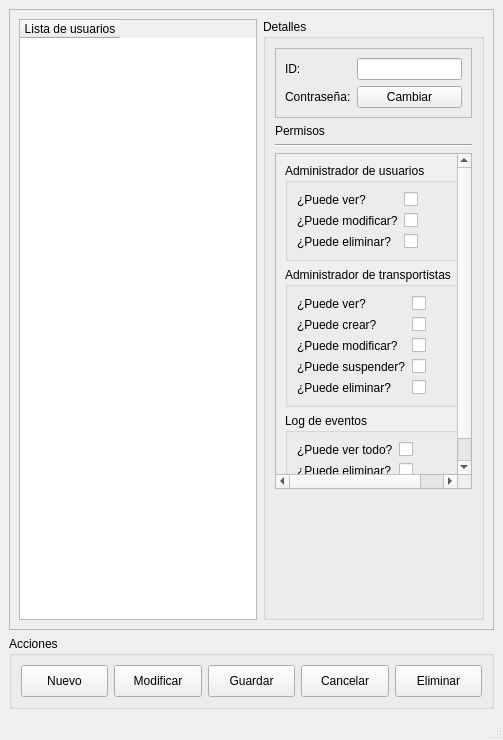
Before: the Qt Designer form transporte_ucv_harvester/usersmanager.ui in BlastDV/compusciens-ucv-transporte-harvester, drawn with Qt 5.
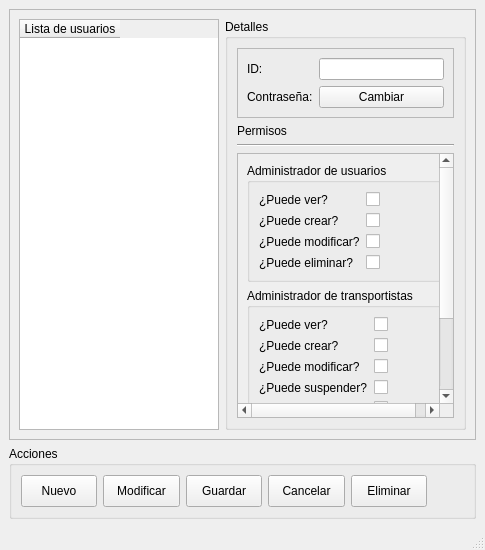
After: the same form once the commit is applied. Icons and pictures are not drawn.

Commit message:
Añadida una mayor funcionalidad a UsersManager:
-Ahora se pueden consultar los datos de todos los usuarios.
-Queda pendiente programar correctamente la permisologia del modulo y todo lo referente a la mecanica de modificar, eliminar y crear
-Aspectos visuales, como de costumbre, pendientes

Se han hecho cambios en el campo de "permisos" de la tabla "usuario" en la BD. Esto con el fin de que admita mas permisos. Ademas, se volvio a definir su estructura (orden).
-Aun quedan algunos cambios que hacer en ese apartado.

```diff
--- a/transporte_ucv_harvester/usersmanager.ui
+++ b/transporte_ucv_harvester/usersmanager.ui
@@ -6,10 +6,22 @@
    <rect>
     <x>0</x>
     <y>0</y>
-    <width>503</width>
-    <height>740</height>
+    <width>485</width>
+    <height>550</height>
    </rect>
   </property>
+  <property name="minimumSize">
+   <size>
+    <width>485</width>
+    <height>550</height>
+   </size>
+  </property>
+  <property name="maximumSize">
+   <size>
+    <width>485</width>
+    <height>550</height>
+   </size>
+  </property>
   <property name="windowTitle">
    <string>MainWindow</string>
   </property>
@@ -26,6 +38,18 @@
       <layout class="QHBoxLayout" name="horizontalLayout">
        <item>
         <widget class="QTableWidget" name="UsersList">
+         <property name="sizePolicy">
+          <sizepolicy hsizetype="Fixed" vsizetype="Expanding">
+           <horstretch>0</horstretch>
+           <verstretch>0</verstretch>
+          </sizepolicy>
+         </property>
+         <property name="maximumSize">
+          <size>
+           <width>200</width>
+           <height>16777215</height>
+          </size>
+         </property>
          <column>
           <property name="text">
            <string>Lista de usuarios</string>
@@ -56,7 +80,11 @@
               </widget>
              </item>
              <item row="0" column="1">
-              <widget class="QLineEdit" name="IDInput"/>
+              <widget class="QLineEdit" name="IDInput">
+               <property name="readOnly">
+                <bool>true</bool>
+               </property>
+              </widget>
              </item>
              <item row="1" column="0">
               <widget class="QLabel" name="PasswordLabel">
@@ -91,6 +119,12 @@
           </item>
           <item>
            <widget class="QScrollArea" name="PermissionsArea">
+            <property name="sizePolicy">
+             <sizepolicy hsizetype="Expanding" vsizetype="Expanding">
+              <horstretch>0</horstretch>
+              <verstretch>0</verstretch>
+             </sizepolicy>
+            </property>
             <property name="widgetResizable">
              <bool>true</bool>
             </property>
@@ -99,8 +133,8 @@
               <rect>
                <x>0</x>
                <y>0</y>
-               <width>188</width>
-               <height>301</height>
+               <width>202</width>
+               <height>320</height>
               </rect>
              </property>
              <layout class="QVBoxLayout" name="verticalLayout_3">
@@ -124,34 +158,48 @@
                    </property>
                   </widget>
                  </item>
-                 <item row="1" column="0">
+                 <item row="2" column="0">
                   <widget class="QLabel" name="CanEditUsersLabel">
                    <property name="text">
                     <string>¿Puede modificar?</string>
                    </property>
                   </widget>
                  </item>
-                 <item row="2" column="0">
+                 <item row="3" column="0">
                   <widget class="QLabel" name="CanDeleteUsersLabel">
                    <property name="text">
                     <string>¿Puede eliminar?</string>
                    </property>
                   </widget>
                  </item>
-                 <item row="1" column="1">
+                 <item row="2" column="1">
                   <widget class="QCheckBox" name="CanEditUsersInput">
                    <property name="text">
                     <string/>
                    </property>
                   </widget>
                  </item>
-                 <item row="2" column="1">
+                 <item row="3" column="1">
                   <widget class="QCheckBox" name="CanDeleteUsersInput">
                    <property name="text">
                     <string/>
                    </property>
                   </widget>
                  </item>
+                 <item row="1" column="0">
+                  <widget class="QLabel" name="CanCreateUsersLabel">
+                   <property name="text">
+                    <string>¿Puede crear?</string>
+                   </property>
+                  </widget>
+                 </item>
+                 <item row="1" column="1">
+                  <widget class="QCheckBox" name="CanCreateUsersInput">
+                   <property name="text">
+                    <string/>
+                   </property>
+                  </widget>
+                 </item>
                 </layout>
                </widget>
               </item>
@@ -278,19 +326,6 @@
             </widget>
            </widget>
           </item>
-          <item>
-           <spacer name="verticalSpacer">
-            <property name="orientation">
-             <enum>Qt::Vertical</enum>
-            </property>
-            <property name="sizeHint" stdset="0">
-             <size>
-              <width>20</width>
-              <height>40</height>
-             </size>
-            </property>
-           </spacer>
-          </item>
          </layout>
         </widget>
        </item>
@@ -418,6 +453,19 @@
          </property>
         </widget>
        </item>
+       <item>
+        <spacer name="horizontalSpacer">
+         <property name="orientation">
+          <enum>Qt::Horizontal</enum>
+         </property>
+         <property name="sizeHint" stdset="0">
+          <size>
+           <width>40</width>
+           <height>20</height>
+          </size>
+         </property>
+        </spacer>
+       </item>
       </layout>
      </widget>
     </item>
```
Left out of the diff: 2 changed lines with no effect on the pictures. The commit also changes 7 other files.
